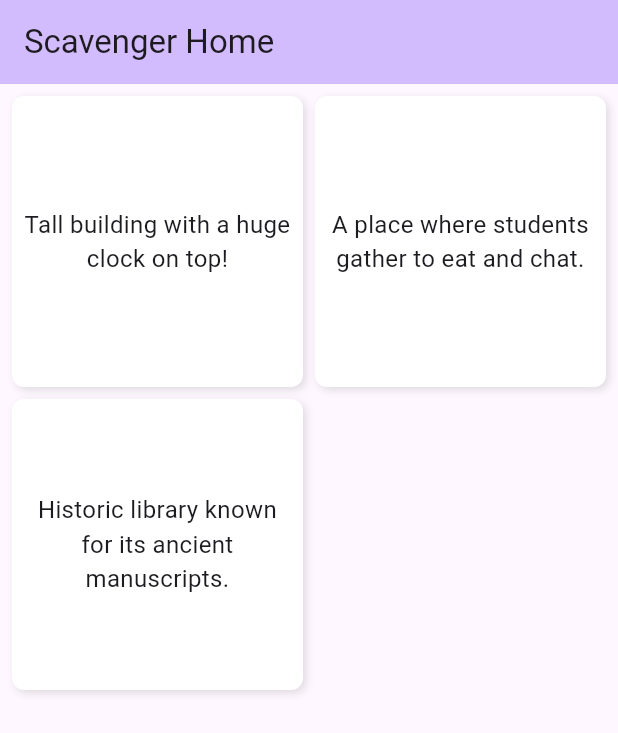
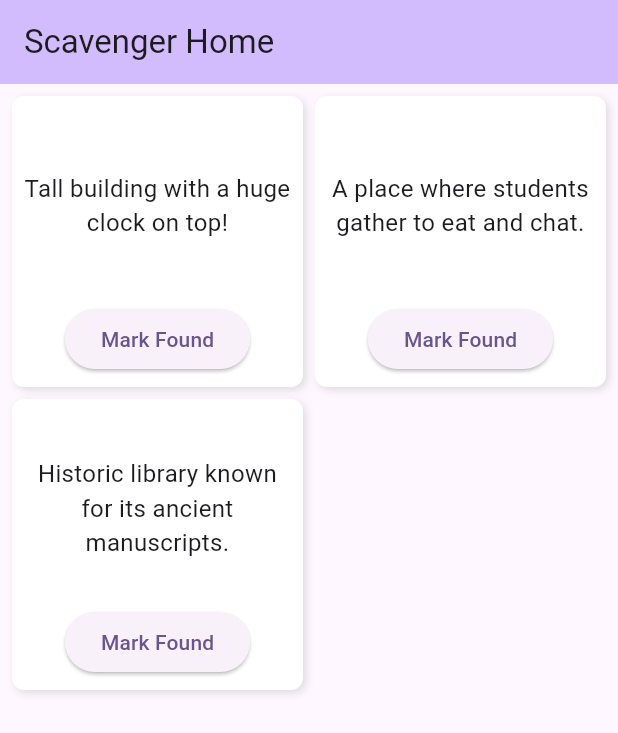
Before and after one commit to rhern7/scavenger_hunt, a Flutter app: the screen it shows after launch, on a phone screen of 412 x 824 dp. Shown: the top 733 px of the screen. Run offline on Flutter 3.47's test engine with Material 3 defaults, Android fonts, the phone set to English and light mode, and no system bars.

Commit message:
added check mark and done functionality

```diff
--- a/lib/main.dart
+++ b/lib/main.dart
@@ -39,7 +39,7 @@ class ScavengerHomePage extends StatefulWidget {
   @override
   State<ScavengerHomePage> createState() => _ScavengerHomePageState();
 }
-//replace with real pictures and hints once you have pictures
+//replace with real pictures and hints
 class _ScavengerHomePageState extends State<ScavengerHomePage> {
   final List<ScavengerItem> items = [
     ScavengerItem(
@@ -56,26 +56,25 @@ class _ScavengerHomePageState extends State<ScavengerHomePage> {
     ),
   ];
 
-  @override
-  Widget build(BuildContext context) {
-    return Scaffold(
-      appBar: AppBar(
-        backgroundColor: Theme.of(context).colorScheme.inversePrimary,
-        title: Text(widget.title),
+  void _onMarkFound(ScavengerItem item) {
+    setState(() {
+      item.found = !item.found;
+    });
+    if (item.found) {
+      ScaffoldMessenger.of(context).showSnackBar(
+        SnackBar(
+          content: Text('Found: "${item.hint}"'),
+          duration: const Duration(seconds: 1),
         ),
-      body: Padding(
-        padding: const EdgeInsets.all(8.0),
-        child: GridView.builder(
-          itemCount: items.length,
-          gridDelegate: const SliverGridDelegateWithFixedCrossAxisCount(
-            crossAxisCount: 2, // 2 columns
-            childAspectRatio: 1.0, // make it square-ish
-            crossAxisSpacing: 8,
-            mainAxisSpacing: 8,
-          ),
-          itemBuilder: (context, index) {
-            final item = items[index];
-            return Container(
+      );
+    }
+  }
+
+  Widget _buildItemTile(ScavengerItem item) {
+    return Stack(
+      children: [
+        // Main box
+        Container(
           decoration: BoxDecoration(
             color: Colors.white,
             borderRadius: BorderRadius.circular(8),
@@ -88,6 +87,10 @@ class _ScavengerHomePageState extends State<ScavengerHomePage> {
             ],
           ),
           padding: const EdgeInsets.all(8),
+          child: Column(
+            mainAxisAlignment: MainAxisAlignment.spaceBetween,
+            children: [
+              Expanded(
                 child: Center(
                   child: Text(
                     item.hint,
@@ -95,7 +98,51 @@ class _ScavengerHomePageState extends State<ScavengerHomePage> {
                     style: const TextStyle(fontSize: 16),
                   ),
                 ),
+              ),
+              ElevatedButton(
+                onPressed: () => _onMarkFound(item),
+                child: Text(item.found ? 'Unmark' : 'Mark Found'),
+              ),
+            ],
+          ),
+        ),
+        // Check mark overlay in top-right corner
+        Positioned(
+          top: 8,
+          right: 8,
+          child: AnimatedOpacity(
+            duration: const Duration(milliseconds: 300),
+            opacity: item.found ? 1.0 : 0.0,
+            child: const Icon(
+              Icons.check_circle,
+              size: 30,
+              color: Colors.green,
+            ),
+          ),
+        ),
+      ],
     );
+  }
+
+  @override
+  Widget build(BuildContext context) {
+    return Scaffold(
+      appBar: AppBar(
+        title: Text(widget.title),
+        backgroundColor: Theme.of(context).colorScheme.inversePrimary,
+      ),
+      body: Padding(
+        padding: const EdgeInsets.all(8.0),
+        child: GridView.builder(
+          itemCount: items.length,
+          gridDelegate: const SliverGridDelegateWithFixedCrossAxisCount(
+            crossAxisCount: 2,
+            childAspectRatio: 1.0,
+            crossAxisSpacing: 8,
+            mainAxisSpacing: 8,
+          ),
+          itemBuilder: (context, index) {
+            return _buildItemTile(items[index]);
           },
         ),
       ),
```
Lines whose indentation alone changed are shown as unchanged.
